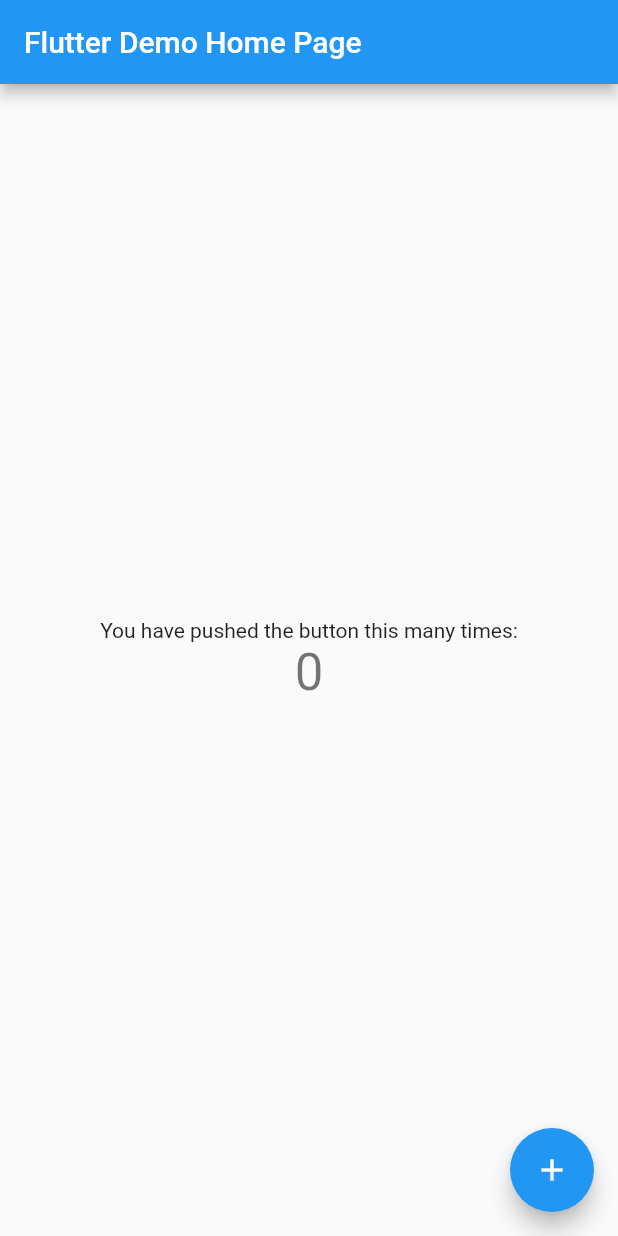
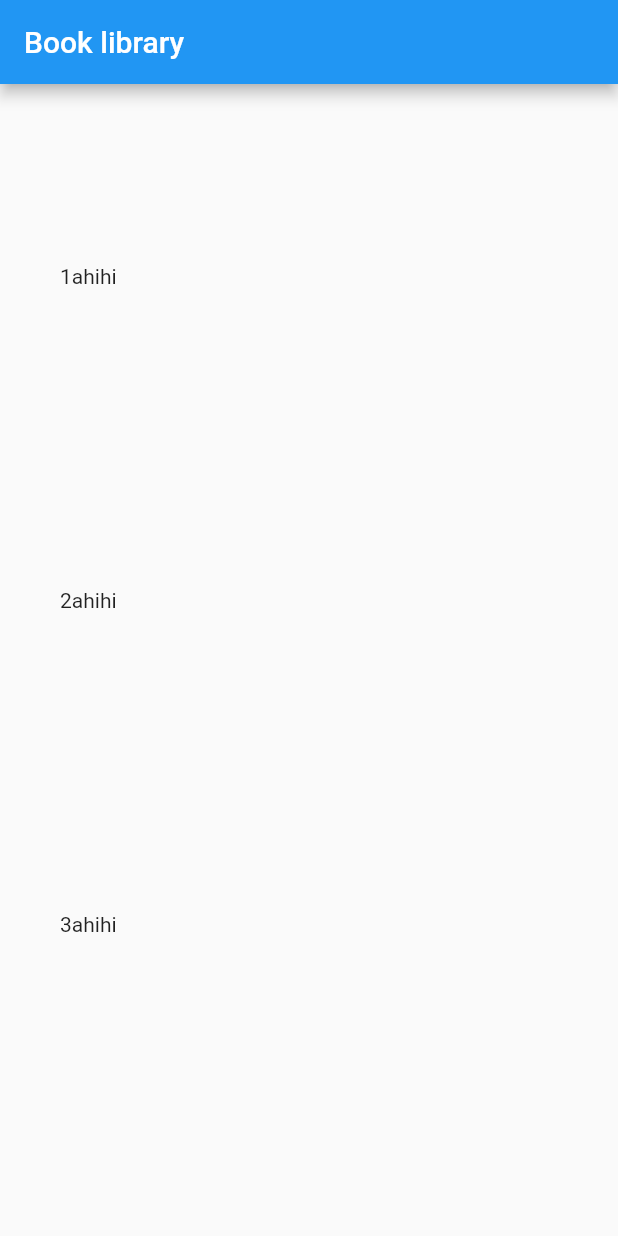
Before and after one commit to PhanDuyLong/BookManagementSystem_Mobile, a Flutter app: the screen it shows after launch, on a phone screen of 412 x 824 dp. Run offline on Flutter 3.47's test engine with Material 2 defaults, Android fonts, the phone set to English and light mode, and no system bars; our stand-ins replace flutter_bloc.

Commit message:
lazy load book list

```diff
--- /dev/null
+++ b/book_management/lib/blocs/book_bloc.dart
@@ -0,0 +1,43 @@
+import 'package:book_management/models/book.dart';
+import 'package:book_management/resouces/book_api_provider.dart';
+import 'package:flutter_bloc/flutter_bloc.dart';
+
+class BookEvent {}
+
+abstract class BookState {}
+
+class BookUninitialized extends BookState {}
+
+class BookLoaded extends BookState {
+  List<Book>? books;
+  bool? hasReachedMax;
+
+  BookLoaded({this.books, this.hasReachedMax});
+
+  BookLoaded copyWith({List<Book>? books, bool? hasReachedMax}) {
+    return BookLoaded(
+        books: books ?? this.books,
+        hasReachedMax: hasReachedMax ?? this.hasReachedMax);
+  }
+}
+
+class BookBloc extends Bloc<BookEvent, BookState> {
+  BookBloc(BookState initialState) : super(initialState);
+
+  @override
+  Stream<BookState> mapEventToState(BookEvent event) async* {
+    List<Book> books;
+
+    if (state is BookUninitialized) {
+      books = await BookApiProvider().getBookList(0, 5);
+      yield BookLoaded(books: books, hasReachedMax: false);
+    } else {
+      BookLoaded bookLoaded = state as BookLoaded;
+      books = await BookApiProvider().getBookList(bookLoaded.books!.length, 5);
+
+      yield (books.isEmpty)
+      ? bookLoaded.copyWith(hasReachedMax: true)
+      : BookLoaded(books: bookLoaded.books! + books,  hasReachedMax: false);
+    }
+  }
+}
--- /dev/null
+++ b/book_management/lib/component/book_item.dart
@@ -0,0 +1,15 @@
+import 'package:book_management/models/book.dart';
+import 'package:flutter/cupertino.dart';
+
+class BookItem extends StatelessWidget {
+  final Book book;
+  const BookItem({Key? key, required this.book}) : super(key: key);
+
+  @override
+  Widget build(BuildContext context) {
+    return Container(
+      padding: EdgeInsets.symmetric(horizontal: 20, vertical: 100),
+      child: Text(book.id.toString() + book.name.toString()),
+    );
+  }
+}
--- a/book_management/lib/main.dart
+++ b/book_management/lib/main.dart
@@ -1,3 +1,4 @@
+import 'package:book_management/ui/home_page.dart';
 import 'package:flutter/material.dart';
 
 void main() {
@@ -5,109 +6,15 @@
 }
 
 class MyApp extends StatelessWidget {
-  // This widget is the root of your application.
   @override
   Widget build(BuildContext context) {
     return MaterialApp(
+      debugShowCheckedModeBanner: false,
       title: 'Flutter Demo',
       theme: ThemeData(
-        // This is the theme of your application.
-        //
-        // Try running your application with "flutter run". You'll see the
-        // application has a blue toolbar. Then, without quitting the app, try
-        // changing the primarySwatch below to Colors.green and then invoke
-        // "hot reload" (press "r" in the console where you ran "flutter run",
-        // or simply save your changes to "hot reload" in a Flutter IDE).
-        // Notice that the counter didn't reset back to zero; the application
-        // is not restarted.
         primarySwatch: Colors.blue,
       ),
-      home: MyHomePage(title: 'Flutter Demo Home Page'),
+      home: HomePage(),
     );
   }
 }
-
-class MyHomePage extends StatefulWidget {
-  MyHomePage({Key? key, required this.title}) : super(key: key);
-
-  // This widget is the home page of your application. It is stateful, meaning
-  // that it has a State object (defined below) that contains fields that affect
-  // how it looks.
-
-  // This class is the configuration for the state. It holds the values (in this
-  // case the title) provided by the parent (in this case the App widget) and
-  // used by the build method of the State. Fields in a Widget subclass are
-  // always marked "final".
-
-  final String title;
-
-  @override
-  _MyHomePageState createState() => _MyHomePageState();
-}
-
-class _MyHomePageState extends State<MyHomePage> {
-  int _counter = 0;
-
-  void _incrementCounter() {
-    setState(() {
-      // This call to setState tells the Flutter framework that something has
-      // changed in this State, which causes it to rerun the build method below
-      // so that the display can reflect the updated values. If we changed
-      // _counter without calling setState(), then the build method would not be
-      // called again, and so nothing would appear to happen.
-      _counter++;
-    });
-  }
-
-  @override
-  Widget build(BuildContext context) {
-    // This method is rerun every time setState is called, for instance as done
-    // by the _incrementCounter method above.
-    //
-    // The Flutter framework has been optimized to make rerunning build methods
-    // fast, so that you can just rebuild anything that needs updating rather
-    // than having to individually change instances of widgets.
-    return Scaffold(
-      appBar: AppBar(
-        // Here we take the value from the MyHomePage object that was created by
-        // the App.build method, and use it to set our appbar title.
-        title: Text(widget.title),
-      ),
-      body: Center(
-        // Center is a layout widget. It takes a single child and positions it
-        // in the middle of the parent.
-        child: Column(
-          // Column is also a layout widget. It takes a list of children and
-          // arranges them vertically. By default, it sizes itself to fit its
-          // children horizontally, and tries to be as tall as its parent.
-          //
-          // Invoke "debug painting" (press "p" in the console, choose the
-          // "Toggle Debug Paint" action from the Flutter Inspector in Android
-          // Studio, or the "Toggle Debug Paint" command in Visual Studio Code)
-          // to see the wireframe for each widget.
-          //
-          // Column has various properties to control how it sizes itself and
-          // how it positions its children. Here we use mainAxisAlignment to
-          // center the children vertically; the main axis here is the vertical
-          // axis because Columns are vertical (the cross axis would be
-          // horizontal).
-          mainAxisAlignment: MainAxisAlignment.center,
-          children: <Widget>[
-            Text(
-              'You have pushed the button this many times:',
-            ),
-            Text(
-              '$_counter',
-              style: Theme.of(context).textTheme.headline4,
-            ),
-          ],
-        ),
-      ),
-      floatingActionButton: FloatingActionButton(
-        onPressed: _incrementCounter,
-        tooltip: 'Increment',
-        child: Icon(Icons.add),
-      ), // This trailing comma makes auto-formatting nicer for build methods.
-    );
-  }
-}
--- /dev/null
+++ b/book_management/lib/models/book.dart
@@ -0,0 +1,27 @@
+class Book {
+  final int? id;
+  final String? name;
+  final String? author;
+  final int? categoryId;
+  final DateTime? publishedDate;
+  final bool? status;
+
+  Book(
+      {this.id,
+      this.name,
+      this.author,
+      this.categoryId,
+      this.publishedDate,
+      this.status});
+
+  factory Book.fromJson(Map<String, dynamic> json) {
+    return Book(
+      id: json['id'],
+      name: json['name'],
+      author: json['author'],
+      categoryId: json['categoryId'],
+      publishedDate: json['publishedDate'],
+      status: json['status'],
+    );
+  }
+}
--- /dev/null
+++ b/book_management/lib/resouces/book_api_provider.dart
@@ -0,0 +1,69 @@
+import 'package:book_management/models/book.dart';
+
+import 'package:http/http.dart' as http;
+
+class BookApiProvider {
+  List<Book> initBook() {
+    List<Book> books = [];
+    books.add(Book(id: 1, name: "ahihi", author: "Hieu", categoryId: 1, status: true));
+    books.add(Book(id: 2, name: "ahihi", author: "Hieu", categoryId: 1, status: true));
+    books.add(Book(id: 3, name: "ahihi", author: "Hieu", categoryId: 1, status: true));
+    books.add(Book(id: 4, name: "ahihi", author: "Hieu", categoryId: 1, status: true));
+    books.add(Book(id: 5, name: "ahihi", author: "Hieu", categoryId: 1, status: true));
+    books.add(Book(id: 6, name: "ahihi", author: "Hieu", categoryId: 1, status: true));
+    books.add(Book(id: 7, name: "ahihi", author: "Hieu", categoryId: 1, status: true));
+    books.add(Book(id: 8, name: "ahihi", author: "Hieu", categoryId: 1, status: true));
+    books.add(Book(id: 9, name: "ahihi", author: "Hieu", categoryId: 1, status: true));
+    books.add(Book(id: 10, name: "ahihi", author: "Hieu", categoryId: 1, status: true));
+    books.add(Book(id: 11, name: "ahihi", author: "Hieu", categoryId: 1, status: true));
+    books.add(Book(id: 12, name: "ahihi", author: "Hieu", categoryId: 1, status: true));
+    books.add(Book(id: 13, name: "ahihi", author: "Hieu", categoryId: 1, status: true));
+    books.add(Book(id: 14, name: "ahihi", author: "Hieu", categoryId: 1, status: true));
+    books.add(Book(id: 15, name: "ahihi", author: "Hieu", categoryId: 1, status: true));
+    books.add(Book(id: 16, name: "ahihi", author: "Hieu", categoryId: 1, status: true));
+    books.add(Book(id: 17, name: "ahihi", author: "Hieu", categoryId: 1, status: true));
+    books.add(Book(id: 18, name: "ahihi", author: "Hieu", categoryId: 1, status: true));
+    books.add(Book(id: 19, name: "ahihi", author: "Hieu", categoryId: 1, status: true));
+    books.add(Book(id: 20, name: "ahihi", author: "Hieu", categoryId: 1, status: true));
+    books.add(Book(id: 21, name: "ahihi", author: "Hieu", categoryId: 1, status: true));
+    books.add(Book(id: 22, name: "ahihi", author: "Hieu", categoryId: 1, status: true));
+    books.add(Book(id: 23, name: "ahihi", author: "Hieu", categoryId: 1, status: true));
+    books.add(Book(id: 24, name: "ahihi", author: "Hieu", categoryId: 1, status: true));
+    books.add(Book(id: 25, name: "ahihi", author: "Hieu", categoryId: 1, status: true));
+    books.add(Book(id: 26, name: "ahihi", author: "Hieu", categoryId: 1, status: true));
+    books.add(Book(id: 27, name: "ahihi", author: "Hieu", categoryId: 1, status: true));
+    books.add(Book(id: 28, name: "ahihi", author: "Hieu", categoryId: 1, status: true));
+    books.add(Book(id: 29, name: "ahihi", author: "Hieu", categoryId: 1, status: true));
+    books.add(Book(id: 30, name: "ahihi", author: "Hieu", categoryId: 1, status: true));
+    books.add(Book(id: 31, name: "ahihi", author: "Hieu", categoryId: 1, status: true));
+    books.add(Book(id: 32, name: "ahihi", author: "Hieu", categoryId: 1, status: true));
+    books.add(Book(id: 33, name: "ahihi", author: "Hieu", categoryId: 1, status: true));
+    books.add(Book(id: 34, name: "ahihi", author: "Hieu", categoryId: 1, status: true));
+    books.add(Book(id: 35, name: "ahihi", author: "Hieu", categoryId: 1, status: true));
+    books.add(Book(id: 36, name: "ahihi", author: "Hieu", categoryId: 1, status: true));
+    books.add(Book(id: 37, name: "ahihi", author: "Hieu", categoryId: 1, status: true));
+    return books;
+  }
+
+  Future<List<Book>> getBookList(int from, int to) async {
+    // String apiUrl = "";
+    // final response = await http
+    //     .get(Uri.parse(apiUrl + ""));
+    final books = initBook();
+    List<Book> booksPaging = [];
+    if(from == books.length) {
+      return [];
+    }
+    int count = from + to;
+    if (count < books.length)
+    count = books.length;
+    for (int i = from; i < count ; i++) {
+      booksPaging.add(books[i]);
+    }
+    if (booksPaging.length > 0) {
+      return booksPaging;
+    } else {
+      throw Exception('Failed to load post');
+    }
+  }
+}
--- /dev/null
+++ b/book_management/lib/ui/home_page.dart
@@ -0,0 +1,88 @@
+import 'package:book_management/blocs/book_bloc.dart';
+import 'package:book_management/component/book_item.dart';
+import 'package:flutter/material.dart';
+import 'package:flutter_bloc/flutter_bloc.dart';
+
+class HomePage extends StatefulWidget {
+  HomePage({Key? key}) : super(key: key);
+
+  @override
+  _HomePageState createState() => _HomePageState();
+}
+
+class _HomePageState extends State<HomePage> {
+  @override
+  Widget build(BuildContext context) {
+    return SafeArea(
+      child: Scaffold(
+          appBar: AppBar(
+            title: Text("Book library"),
+          ),
+          body: BlocProvider<BookBloc>(
+            create: (context) =>
+                BookBloc(BookUninitialized())..add(BookEvent()),
+            child: BookListComponent(),
+          )),
+    );
+  }
+}
+
+class BookListComponent extends StatefulWidget {
+  BookListComponent({Key? key}) : super(key: key);
+
+  @override
+  _BookListComponentState createState() => _BookListComponentState();
+}
+
+class _BookListComponentState extends State<BookListComponent> {
+  ScrollController controller = ScrollController();
+  BookBloc? bloc;
+
+  void onScroll() {
+    double maxScroll = controller.position.maxScrollExtent;
+    double currentScroll = controller.position.pixels;
+
+    if(currentScroll == maxScroll) bloc!.add(BookEvent());
+  }
+
+  @override
+  Widget build(BuildContext context) {
+    // final size = MediaQuery.of(context).size;
+    bloc = BlocProvider.of(context);
+    controller.addListener(onScroll);
+    return Container(
+        margin: EdgeInsets.all(20),
+        child: BlocBuilder<BookBloc, BookState>(
+          builder: (context, state) {
+            if (state is BookUninitialized)
+              return Center(
+                child: SizedBox(
+                  width: 30,
+                  height: 30,
+                  child: CircularProgressIndicator(),
+                ),
+              );
+            else {
+              BookLoaded bookLoaded = state as BookLoaded;
+              return ListView.builder(
+                controller: controller,
+                  itemCount: (bookLoaded.hasReachedMax ?? false)
+                      ? bookLoaded.books!.length
+                      : bookLoaded.books!.length + 1,
+                  itemBuilder: (context, index) =>
+                      (index < bookLoaded.books!.length)
+                          ? BookItem(book: bookLoaded.books![index])
+                          : Container(
+                            child: Center(
+                              child: SizedBox(
+                                  width: 30,
+                                  height: 30,
+                                  child: CircularProgressIndicator(),
+                                ),
+                            ),
+                          ));
+            }
+          },
+        ));
+  }
+}
```
